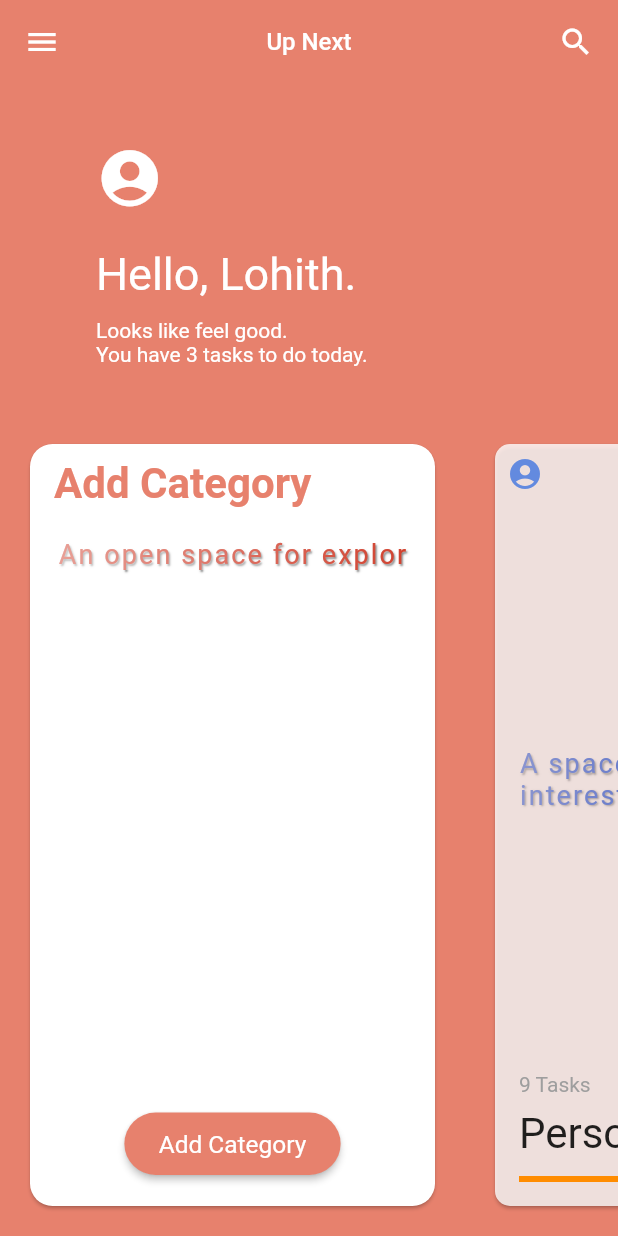
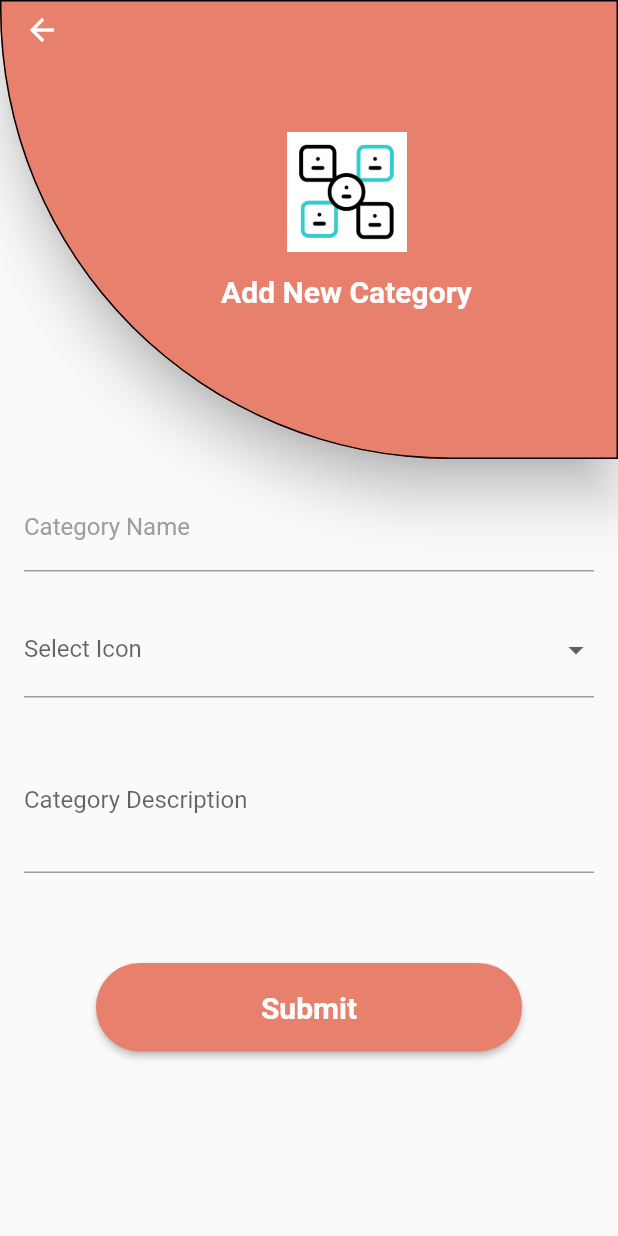
Before and after one commit to Lohithkp/UpNext, a Flutter app: the SignUpPage screen opened by its route, after a tap on "Register", after a tap on "Add Category", on a phone screen of 412 x 824 dp. Run offline on Flutter 3.47's test engine with Material 2 defaults, Android fonts, the light colour scheme and no system bars; our stand-ins replace cloud_firestore, firebase_auth, firebase_core, get_it, go_router, shared_preferences; accounts and stored records are empty; network calls fail.

Commit message:
add catogory page added

```diff
--- a/lib/main.dart
+++ b/lib/main.dart
@@ -68,10 +68,10 @@ class MyApp extends StatelessWidget {
       title: 'UpNext',
       theme: ThemeData(
         primaryColor:
-            ColorsConstant.customPrimaryColor, // Set the primary color
+            AppColorsConstant.customPrimaryColor, // Set the primary color
         // You can also set other colors like accentColor, backgroundColor, etc.
         colorScheme: ColorScheme.fromSwatch().copyWith(
-          primary: ColorsConstant.customPrimaryColor,
+          primary: AppColorsConstant.customPrimaryColor,
           secondary: Colors.amber, // Example for secondary color
         ),
       ),
--- a/lib/src/constants/color_constants.dart
+++ b/lib/src/constants/color_constants.dart
@@ -1,5 +1,7 @@
 import 'dart:ui';
 
-class ColorsConstant {
-  static final Color customPrimaryColor = Color(0xFFFF8C00);
+class AppColorsConstant {
+  //static final Color customPrimaryColor = Color(0xFFFF8C00);
+  static final Color customPrimaryColor = Color(0xFFE7816D);
+  // #E7816D
 }
--- /dev/null
+++ b/lib/src/feature/screens/add_category_page/add_category_page.dart
@@ -0,0 +1,185 @@
+import 'package:flutter/cupertino.dart';
+import 'package:flutter/material.dart';
+
+import '../../../constants/color_constants.dart';
+
+class AddCategoryPage extends StatefulWidget {
+  const AddCategoryPage({Key? key}) : super(key: key);
+
+  @override
+  _AddCategoryPageState createState() => _AddCategoryPageState();
+}
+
+class _AddCategoryPageState extends State<AddCategoryPage> {
+  final _formKey = GlobalKey<FormState>();
+  String? _categoryName;
+  String? _categoryDescription;
+  IconData? _selectedIcon;
+
+  // List of icons the user can choose from
+  final List<IconData> _icons = [
+    Icons.home,
+    Icons.work,
+    Icons.school,
+    Icons.sports,
+    Icons.travel_explore,
+    Icons.favorite,
+  ];
+
+  @override
+  Widget build(BuildContext context) {
+    return Scaffold(
+      appBar: AppBar(
+        flexibleSpace: ClipRRect(
+          borderRadius: BorderRadius.only(bottomLeft: Radius.circular(400)),
+        ),
+        centerTitle: true,
+        elevation: 15,
+        shape: const RoundedRectangleBorder(
+          side: BorderSide(width: 1),
+          borderRadius: BorderRadius.only(
+            bottomLeft: Radius.circular(300),
+            bottomRight: Radius.circular(0),
+          ),
+        ),
+        bottom: PreferredSize(
+          preferredSize: Size.fromHeight(250),
+          child: Padding(
+            padding: EdgeInsets.only(top: 50, bottom: 100, left: 50),
+            child: Column(
+              children: [
+                Image.asset(
+                  'assets/images/diagram.gif',
+                  width: 80,
+                  height: 80,
+                ),
+                const SizedBox(
+                  height: 15,
+                ),
+                const Text(
+                  "Add New Category",
+                  style: TextStyle(
+                    fontWeight: FontWeight.bold,
+                    fontSize: 20,
+                    color: Colors.white,
+                  ),
+                ),
+              ],
+            ),
+          ),
+        ),
+      ),
+      body: Form(
+        key: _formKey,
+        child: Hero(
+          tag: "addCategoryHero",
+          child: Material(
+            child: SingleChildScrollView(
+              child: Padding(
+                padding: const EdgeInsets.all(16.0),
+                child: Column(
+                  crossAxisAlignment: CrossAxisAlignment.start,
+                  children: [
+                    TextFormField(
+                      decoration: const InputDecoration(
+                        labelText: 'Category Name',
+                        labelStyle: TextStyle(
+                          color: Colors.grey,
+                        ),
+                        enabledBorder: UnderlineInputBorder(
+                          borderSide: BorderSide(color: Colors.grey),
+                        ),
+                        focusedBorder: UnderlineInputBorder(
+                          borderSide: BorderSide(color: Colors.blue),
+                        ),
+                      ),
+                      validator: (value) {
+                        if (value == null || value.isEmpty) {
+                          return 'Please enter a category name';
+                        }
+                        return null;
+                      },
+                      onChanged: (value) {
+                        _categoryName = value;
+                      },
+                    ),
+                    const SizedBox(height: 20),
+                    DropdownButtonFormField<IconData>(
+                      decoration: const InputDecoration(
+                        labelText: 'Select Icon',
+                        enabledBorder: UnderlineInputBorder(
+                          borderSide: BorderSide(color: Colors.grey),
+                        ),
+                        focusedBorder: UnderlineInputBorder(
+                          borderSide: BorderSide(color: Colors.blue),
+                        ),
+                      ),
+                      items: _icons.map((icon) {
+                        return DropdownMenuItem(
+                          value: icon,
+                          child: Icon(icon),
+                        );
+                      }).toList(),
+                      onChanged: (icon) {
+                        setState(() {
+                          _selectedIcon = icon;
+                        });
+                      },
+                      value: _selectedIcon,
+                    ),
+                    const SizedBox(height: 20),
+                    TextFormField(
+                      decoration: const InputDecoration(
+                        labelText: 'Category Description',
+                        enabledBorder: UnderlineInputBorder(
+                          borderSide: BorderSide(color: Colors.grey),
+                        ),
+                        focusedBorder: UnderlineInputBorder(
+                          borderSide: BorderSide(color: Colors.blue),
+                        ),
+                      ),
+                      maxLines: 3,
+                      onChanged: (value) {
+                        _categoryDescription = value;
+                      },
+                    ),
+                    const SizedBox(
+                        height: 60), // Replace Spacer() with SizedBox
+                    Center(
+                      child: ElevatedButton(
+                        style: ElevatedButton.styleFrom(
+                          backgroundColor: AppColorsConstant.customPrimaryColor,
+                          padding: const EdgeInsets.symmetric(
+                              horizontal: 110.0,
+                              vertical: 18.0), // Increased padding
+                          textStyle:
+                              TextStyle(fontSize: 20.0), // Larger text size
+                          shape: RoundedRectangleBorder(
+                            borderRadius:
+                                BorderRadius.circular(30.0), // Curved corners
+                          ),
+                        ),
+                        onPressed: () {
+                          // Navigator.of(context).push(
+                          //   MaterialPageRoute(
+                          //     builder: (context) => const AddCategoryPage(),
+                          //   ),
+                          // );
+                        },
+                        child: Text(
+                          "Submit",
+                          style: TextStyle(
+                              color: Colors.white, fontWeight: FontWeight.bold),
+                        ),
+                      ),
+                    ),
+                  ],
+                ),
+              ),
+            ),
+          ),
+        ),
+      ),
+    );
+  }
+}
--- a/lib/src/feature/screens/landing_page/landing_page.dart
+++ b/lib/src/feature/screens/landing_page/landing_page.dart
@@ -47,12 +47,13 @@ class _LandingPageState extends State<LandingPage>
   @override
   Widget build(BuildContext context) {
     return Scaffold(
+      resizeToAvoidBottomInset: false,
       drawer: Drawer(),
       appBar: AppBar(
         backgroundColor: appColors[cardIndex],
         title: const Text(
           "Up Next",
-          style: TextStyle(fontSize: 16.0),
+          style: TextStyle(fontSize: 20.0),
         ),
         centerTitle: true,
         actions: const <Widget>[
--- a/lib/src/feature/screens/landing_page/landing_page_widget/build_add_catogory_card.dart
+++ b/lib/src/feature/screens/landing_page/landing_page_widget/build_add_catogory_card.dart
@@ -4,6 +4,7 @@ import 'package:up_next/src/widget/type_writer_widget.dart';
 
 import '../../../../model/card_Item_model.dart';
 import '../../../../util/animated_util.dart';
+import '../../add_category_page/add_category_page.dart';
 
 class AddCategoryCard extends StatefulWidget {
   final int position;
@@ -30,6 +31,7 @@ class _AddCategoryCardState extends State<AddCategoryCard> {
 
   @override
   Widget build(BuildContext context) {
+    print("printing buil;d");
     return Padding(
       padding: const EdgeInsets.all(16.0),
       child: Card(
@@ -53,7 +55,11 @@ class _AddCategoryCardState extends State<AddCategoryCard> {
                       fontWeight: FontWeight.bold),
                 ),
               ),
-              Center(
+              const SizedBox(
+                height: 110,
+              ),
+              Align(
+                alignment: Alignment.center,
                 child: Padding(
                   padding: const EdgeInsets.symmetric(
                       horizontal: 16.0, vertical: 10.0),
@@ -76,6 +82,8 @@ class _AddCategoryCardState extends State<AddCategoryCard> {
                       curve: Curves.easeInOut,
                     ),
                   ),
+                  child: Hero(
+                    tag: "addCategoryHero",
                     child: Center(
                       child: ElevatedButton(
                         style: ElevatedButton.styleFrom(
@@ -91,11 +99,16 @@ class _AddCategoryCardState extends State<AddCategoryCard> {
                           ),
                         ),
                         onPressed: () {
-                        print("Button Pressed!");
+                          Navigator.of(context).push(
+                            MaterialPageRoute(
+                              builder: (context) => const AddCategoryPage(),
+                            ),
+                          );
                         },
                         child: Text(
                           "Add Category",
                           style: TextStyle(color: Colors.white),
+                        ),
                       ),
                     ),
                   ),
--- a/lib/src/feature/screens/landing_page/landing_page_widget/build_category_widget.dart
+++ b/lib/src/feature/screens/landing_page/landing_page_widget/build_category_widget.dart
@@ -33,7 +33,7 @@ class _BuildCategoryCardCardState extends State<BuildCategoryCard> {
     return Padding(
       padding: const EdgeInsets.all(16.0),
       child: Card(
-        color: Colors.white.withOpacity(.8),
+        color: Colors.white.withOpacity(1.0),
         shape:
             RoundedRectangleBorder(borderRadius: BorderRadius.circular(10.0)),
         child: SizedBox(
@@ -82,7 +82,8 @@ class _BuildCategoryCardCardState extends State<BuildCategoryCard> {
                           horizontal: 8.0, vertical: 4.0),
                       child: Text(
                         widget.cardsList[widget.position].cardTitle,
-                        style: TextStyle(fontSize: 28.0),
+                        style: TextStyle(
+                            fontSize: 28.0, fontWeight: FontWeight.w400),
                       ),
                     ),
                     Padding(
--- /dev/null
+++ b/lib/src/util/curve_app_bar.dart
@@ -0,0 +1,16 @@
+import 'package:flutter/cupertino.dart';
+
+class BackgroundWaveClipper extends CustomClipper<Path> {
+  @override
+  Path getClip(Size size) {
+    var path = Path();
+    path.lineTo(0.0, size.height);
+    path.lineTo(size.width, size.height);
+    path.lineTo(size.width, 0);
+    path.close();
+    return path;
+  }
+
+  @override
+  bool shouldReclip(BackgroundWaveClipper oldClipper) => oldClipper != this;
+}
```
Also changed, not shown: assets/images/diagram.gif (added), 3 other files. Lines whose indentation alone changed are shown as unchanged.
